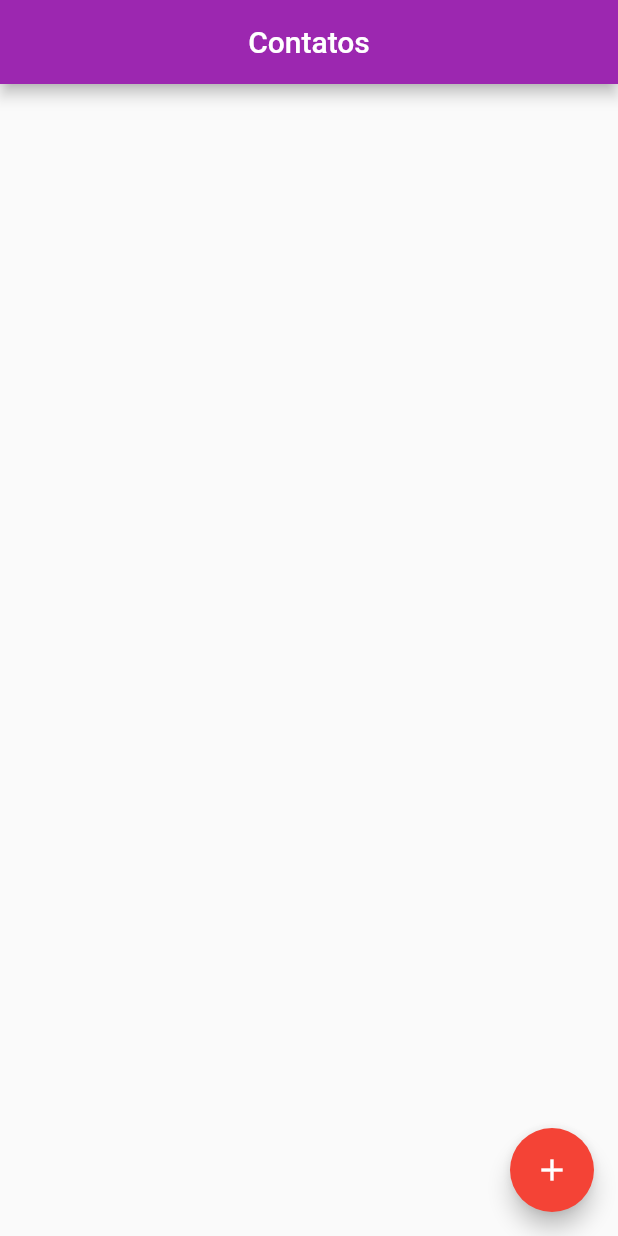
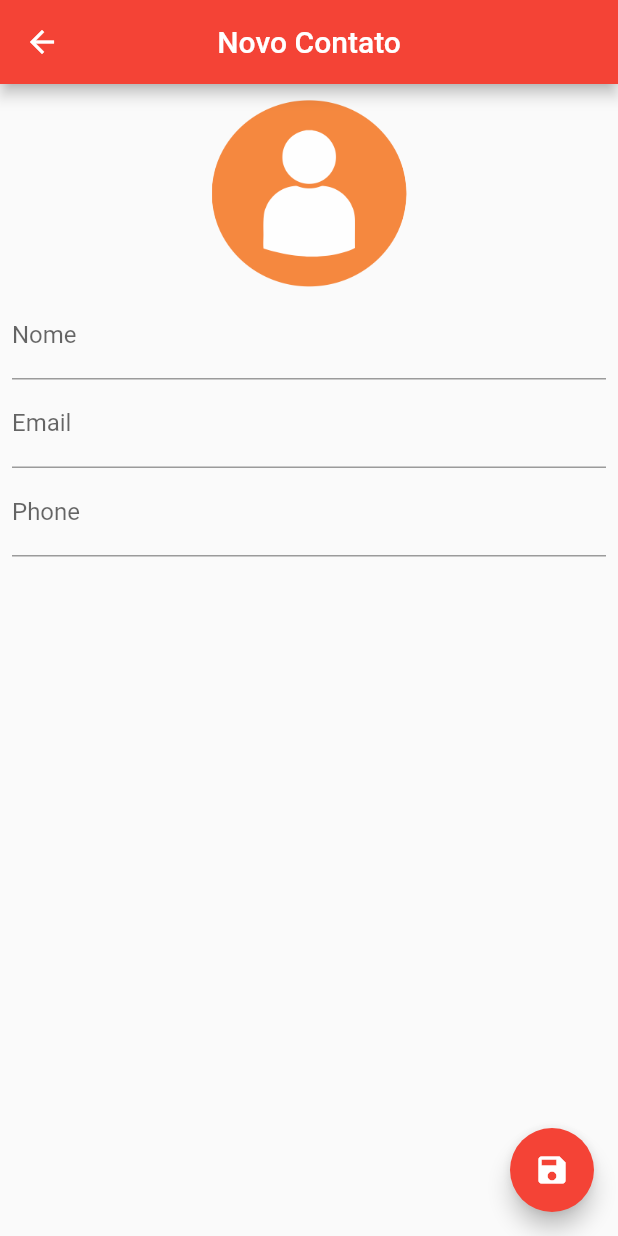
Before and after one commit to vitxuxo/agenda_de_contato, a Flutter app: the screen it shows after launch, after a tap on the "add" icon, on a phone screen of 412 x 824 dp. Run offline on Flutter 3.47's test engine with Material 2 defaults, Android fonts, the phone set to English and light mode, and no system bars; our stand-ins replace sqflite; accounts and stored records are empty.

Commit message:
atualizacao da pagina de contato

```diff
--- /dev/null
+++ b/lib/User_Interface/contact_page.dart
@@ -0,0 +1,109 @@
+import 'dart:io';
+
+import 'package:agenda_de_contatos/Helpers/new_contact.dart';
+import 'package:flutter/material.dart';
+
+class ContactPage extends StatefulWidget {
+  final Contact contato;
+
+  ContactPage({this.contato});
+
+  @override
+  _ContactPageState createState() => _ContactPageState();
+}
+
+class _ContactPageState extends State<ContactPage> {
+  final _nameController = TextEditingController();
+  final _emailController = TextEditingController();
+  final _phoneController = TextEditingController();
+
+  final _nameFocus = FocusNode();
+
+  bool _userEditado = false;
+  Contact _editedContato;
+
+  @override
+  void initState() {
+    super.initState();
+
+    if (widget.contato == null) {
+      _editedContato = Contact();
+    } else {
+      _editedContato = Contact.fromMap(widget.contato.toMap());
+
+      _nameController.text = _editedContato.nome;
+      _emailController.text = _editedContato.email;
+      _phoneController.text = _editedContato.phone;
+    }
+  }
+
+  @override
+  Widget build(BuildContext context) {
+    return Scaffold(
+      appBar: AppBar(
+        backgroundColor: Colors.red,
+        title: Text(_editedContato.nome ?? "Novo Contato"),
+        centerTitle: true,
+      ),
+      floatingActionButton: FloatingActionButton(
+        onPressed: () {
+          if (_editedContato.nome != null && _editedContato.nome.isNotEmpty) {
+            Navigator.pop(context, _editedContato);
+          } else {
+            FocusScope.of(context).requestFocus(_nameFocus);
+          }
+        },
+        child: Icon(Icons.save),
+        backgroundColor: Colors.red,
+      ),
+      body: SingleChildScrollView(
+        padding: EdgeInsets.all(8),
+        child: Column(
+          children: [
+            GestureDetector(
+              child: Container(
+                width: 130,
+                height: 130,
+                decoration: BoxDecoration(
+                    shape: BoxShape.circle,
+                    image: DecorationImage(
+                        image: _editedContato.image != null
+                            ? FileImage(File(_editedContato.image))
+                            : AssetImage("images/contato.png"))),
+              ),
+            ),
+            TextField(
+              controller: _nameController,
+              focusNode: _nameFocus,
+              decoration: InputDecoration(labelText: "Nome"),
+              onChanged: (text) {
+                _userEditado = true;
+                setState(() {
+                  _editedContato.nome = text;
+                });
+              },
+            ),
+            TextField(
+              controller: _emailController,
+              decoration: InputDecoration(labelText: "Email"),
+              onChanged: (text) {
+                _userEditado = true;
+                _editedContato.email = text;
+              },
+              keyboardType: TextInputType.emailAddress,
+            ),
+            TextField(
+              controller: _phoneController,
+              decoration: InputDecoration(labelText: "Phone"),
+              onChanged: (text) {
+                _userEditado = true;
+                _editedContato.phone = text;
+              },
+              keyboardType: TextInputType.phone,
+            ),
+          ],
+        ),
+      ),
+    );
+  }
+}
--- a/lib/User_Interface/homepage.dart
+++ b/lib/User_Interface/homepage.dart
@@ -1,4 +1,7 @@
+import 'dart:io';
+
 import 'package:agenda_de_contatos/Helpers/new_contact.dart';
+import 'package:agenda_de_contatos/User_Interface/contact_page.dart';
 import 'package:flutter/material.dart';
 
 class HomePage extends StatefulWidget {
@@ -15,11 +18,7 @@ class _HomePageState extends State<HomePage> {
   void iniState() {
     super.initState();
 
-    helper.getAllContact().then((list) {
-      setState(() {
-        contatos = list;
-      });
-    });
+    _getAllContatos();
   }
 
   @override
@@ -28,22 +27,99 @@ class _HomePageState extends State<HomePage> {
         appBar: AppBar(
           title: Text("Contatos"),
           centerTitle: true,
-          backgroundColor: Colors.purple,
-          /*actions: [
+          backgroundColor: Colors.red,
+          actions: [
             IconButton(
               icon: Icon(Icons.more_horiz),
               onPressed: () {},
             )
-          ],*/
+          ],
         ),
         floatingActionButton: FloatingActionButton(
           backgroundColor: Colors.red,
-          onPressed: () {},
+          onPressed: () {
+            _showContactPage();
+          },
           child: Icon((Icons.add)),
         ),
         body: ListView.builder(
             padding: EdgeInsets.all(10),
             itemCount: contatos.length,
-            itemBuilder: (context, index) {}));
+            itemBuilder: (context, index) {
+              return _contactCard(context, index);
+            }));
+  }
+
+  Widget _contactCard(context, index) {
+    return GestureDetector(
+      child: Card(
+        child: Padding(
+          padding: EdgeInsets.all(10),
+          child: Row(
+            children: [
+              Container(
+                width: 80,
+                height: 80,
+                decoration: BoxDecoration(
+                    shape: BoxShape.circle,
+                    image: DecorationImage(
+                        image: contatos[index].image != null
+                            ? FileImage(File(contatos[index].image))
+                            : AssetImage("images/contato.png"))),
+              ),
+              Padding(
+                padding: EdgeInsets.only(left: 10),
+                child: Column(
+                  crossAxisAlignment: CrossAxisAlignment.start,
+                  children: [
+                    Text(
+                      contatos[index].nome ?? "",
+                      style:
+                          TextStyle(fontSize: 22, fontWeight: FontWeight.bold),
+                    ),
+                    Text(
+                      contatos[index].email ?? "",
+                      style: TextStyle(fontSize: 18),
+                    ),
+                    Text(
+                      contatos[index].phone ?? "",
+                      style: TextStyle(fontSize: 18),
+                    )
+                  ],
+                ),
+              )
+            ],
+          ),
+        ),
+      ),
+      onTap: () {
+        _showContactPage(contact: contatos[index]);
+      },
+    );
+  }
+
+  void _showContactPage({Contact contact}) async {
+    final recContact = await Navigator.push(
+        context,
+        MaterialPageRoute(
+            builder: (context) => ContactPage(
+                  contato: contact,
+                )));
+    if (recContact != null) {
+      if (contact != null) {
+        await helper.updateContact(recContact);
+      } else {
+        await helper.saveContact(recContact);
+      }
+      _getAllContatos();
+    }
+  }
+
+  void _getAllContatos() {
+    helper.getAllContact().then((list) {
+      setState(() {
+        contatos = list;
+      });
+    });
   }
 }
--- a/lib/main.dart
+++ b/lib/main.dart
@@ -1,8 +1,10 @@
+import 'package:agenda_de_contatos/User_Interface/contact_page.dart';
 import 'package:flutter/material.dart';
 import 'User_Interface/homepage.dart';
 
 void main() {
   runApp(MaterialApp(
     home: HomePage(),
+    debugShowCheckedModeBanner: false,
   ));
 }
--- a/pubspec.yaml
+++ b/pubspec.yaml
@@ -52,6 +52,10 @@ flutter:
   #   - images/a_dot_burr.jpeg
   #   - images/a_dot_ham.jpeg
 
+  assets:
+  - images/contato.png
+
+
   # An image asset can refer to one or more resolution-specific "variants", see
   # https://flutter.dev/assets-and-images/#resolution-aware.
 
```
Also changed, not shown: images/contato.png (added).
